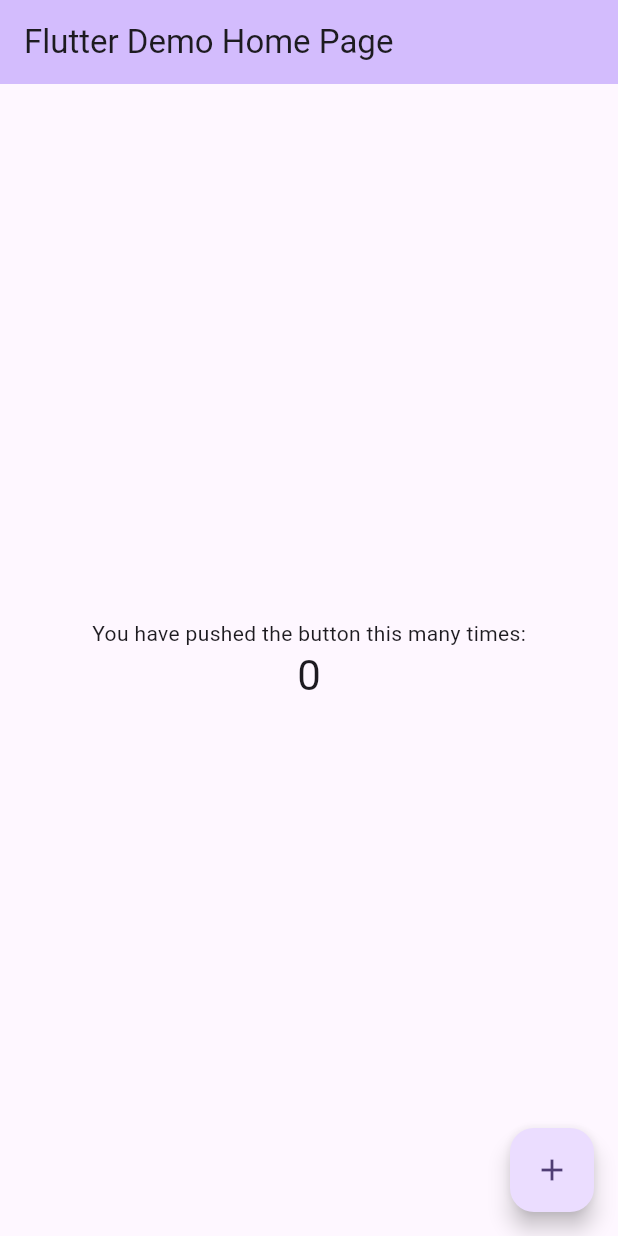
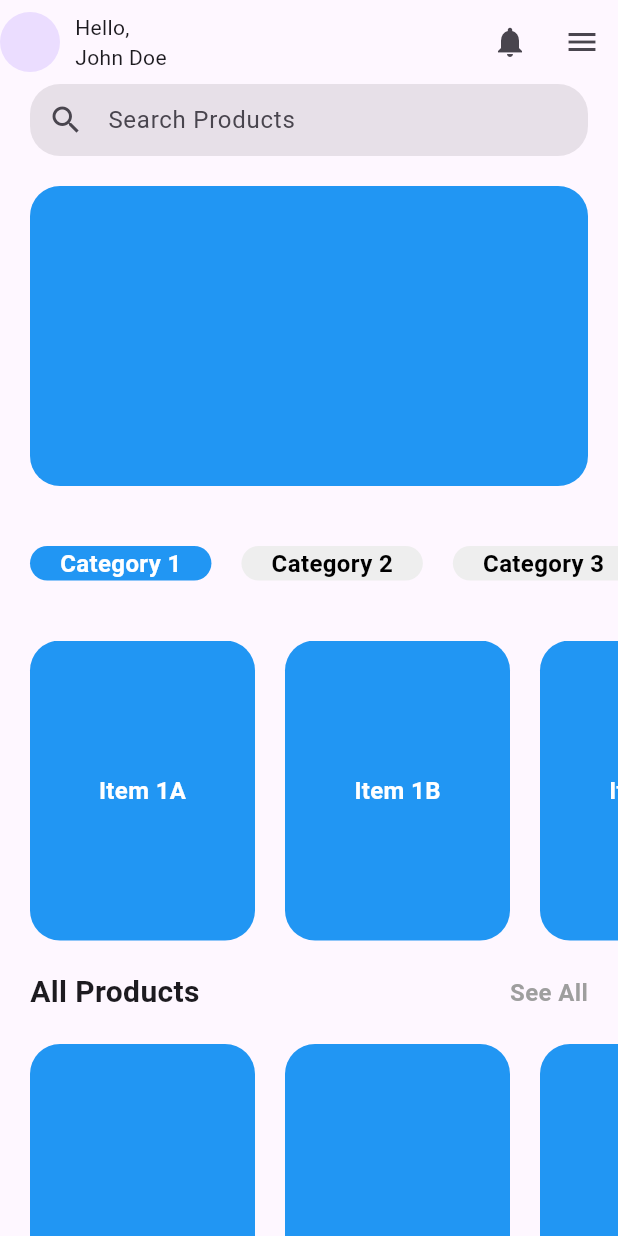
Before and after one commit to Uday-kiran9147/Shopping_, a Flutter app: the screen it shows after launch, on a phone screen of 412 x 824 dp. Run offline on Flutter 3.47's test engine with Material 2 defaults, Android fonts, the light colour scheme and no system bars.

Commit message:
home screen ui

```diff
--- a/lib/main.dart
+++ b/lib/main.dart
@@ -1,4 +1,5 @@
 import 'package:flutter/material.dart';
+import 'package:shopping_ui/screens/home_screen.dart';
 
 void main() {
   runApp(const MyApp());
@@ -7,119 +8,15 @@ void main() {
 class MyApp extends StatelessWidget {
   const MyApp({super.key});
 
-  // This widget is the root of your application.
   @override
   Widget build(BuildContext context) {
-    return MaterialApp(
-      title: 'Flutter Demo',
+    return MaterialApp(debugShowCheckedModeBanner: false,
+      title: 'Shopping App',
       theme: ThemeData(
-        // This is the theme of your application.
-        //
-        // TRY THIS: Try running your application with "flutter run". You'll see
-        // the application has a blue toolbar. Then, without quitting the app,
-        // try changing the seedColor in the colorScheme below to Colors.green
-        // and then invoke "hot reload" (save your changes or press the "hot
-        // reload" button in a Flutter-supported IDE, or press "r" if you used
-        // the command line to start the app).
-        //
-        // Notice that the counter didn't reset back to zero; the application
-        // state is not lost during the reload. To reset the state, use hot
-        // restart instead.
-        //
-        // This works for code too, not just values: Most code changes can be
-        // tested with just a hot reload.
         colorScheme: ColorScheme.fromSeed(seedColor: Colors.deepPurple),
         useMaterial3: true,
       ),
-      home: const MyHomePage(title: 'Flutter Demo Home Page'),
+      home: MyHomePage(),
     );
   }
 }
-
-class MyHomePage extends StatefulWidget {
-  const MyHomePage({super.key, required this.title});
-
-  // This widget is the home page of your application. It is stateful, meaning
-  // that it has a State object (defined below) that contains fields that affect
-  // how it looks.
-
-  // This class is the configuration for the state. It holds the values (in this
-  // case the title) provided by the parent (in this case the App widget) and
-  // used by the build method of the State. Fields in a Widget subclass are
-  // always marked "final".
-
-  final String title;
-
-  @override
-  State<MyHomePage> createState() => _MyHomePageState();
-}
-
-class _MyHomePageState extends State<MyHomePage> {
-  int _counter = 0;
-
-  void _incrementCounter() {
-    setState(() {
-      // This call to setState tells the Flutter framework that something has
-      // changed in this State, which causes it to rerun the build method below
-      // so that the display can reflect the updated values. If we changed
-      // _counter without calling setState(), then the build method would not be
-      // called again, and so nothing would appear to happen.
-      _counter++;
-    });
-  }
-
-  @override
-  Widget build(BuildContext context) {
-    // This method is rerun every time setState is called, for instance as done
-    // by the _incrementCounter method above.
-    //
-    // The Flutter framework has been optimized to make rerunning build methods
-    // fast, so that you can just rebuild anything that needs updating rather
-    // than having to individually change instances of widgets.
-    return Scaffold(
-      appBar: AppBar(
-        // TRY THIS: Try changing the color here to a specific color (to
-        // Colors.amber, perhaps?) and trigger a hot reload to see the AppBar
-        // change color while the other colors stay the same.
-        backgroundColor: Theme.of(context).colorScheme.inversePrimary,
-        // Here we take the value from the MyHomePage object that was created by
-        // the App.build method, and use it to set our appbar title.
-        title: Text(widget.title),
-      ),
-      body: Center(
-        // Center is a layout widget. It takes a single child and positions it
-        // in the middle of the parent.
-        child: Column(
-          // Column is also a layout widget. It takes a list of children and
-          // arranges them vertically. By default, it sizes itself to fit its
-          // children horizontally, and tries to be as tall as its parent.
-          //
-          // Column has various properties to control how it sizes itself and
-          // how it positions its children. Here we use mainAxisAlignment to
-          // center the children vertically; the main axis here is the vertical
-          // axis because Columns are vertical (the cross axis would be
-          // horizontal).
-          //
-          // TRY THIS: Invoke "debug painting" (choose the "Toggle Debug Paint"
-          // action in the IDE, or press "p" in the console), to see the
-          // wireframe for each widget.
-          mainAxisAlignment: MainAxisAlignment.center,
-          children: <Widget>[
-            const Text(
-              'You have pushed the button this many times:',
-            ),
-            Text(
-              '$_counter',
-              style: Theme.of(context).textTheme.headlineMedium,
-            ),
-          ],
-        ),
-      ),
-      floatingActionButton: FloatingActionButton(
-        onPressed: _incrementCounter,
-        tooltip: 'Increment',
-        child: const Icon(Icons.add),
-      ), // This trailing comma makes auto-formatting nicer for build methods.
-    );
-  }
-}
--- /dev/null
+++ b/lib/screens/home_screen.dart
@@ -0,0 +1,168 @@
+// ignore_for_file: public_member_api_docs, sort_constructors_first
+import 'package:flutter/material.dart';
+
+import 'package:shopping_ui/widgets/appbar.dart';
+import 'package:shopping_ui/widgets/category.dart';
+
+class MyHomePage extends StatelessWidget {
+  const MyHomePage({super.key});
+
+  @override
+  Widget build(BuildContext context) {
+    return Scaffold(
+      body: CustomScrollView(
+        slivers: [
+          AppBarWidget(),
+          SliverToBoxAdapter(
+            // create a text field for searching products
+            child: Padding(
+              padding: const EdgeInsets.symmetric(horizontal: 20),
+              child: TextFieldCustom(),
+            ),
+          ),
+          // create a container to show latest deals and offers
+          SliverToBoxAdapter(
+            child: Container(
+              margin: EdgeInsets.symmetric(horizontal: 20, vertical: 20),
+              height: 200,
+              decoration: BoxDecoration(
+                color: Colors.blue,
+                borderRadius: BorderRadius.circular(20),
+              ),
+            ),
+          ),
+          // create a widget to show list of categories
+          // CategoryWidget(categories: ['cars', 'bikes','autos'], onCategorySelected: (string){}, selectedCategory: 'cars',),
+          SliverToBoxAdapter(child: CategoryItems()),
+          SliverToBoxAdapter(
+            child: Category_SeeMore(category: "All Products", ontap: () {}),
+          ),
+        ],
+      ),
+    );
+  }
+}
+
+class Category_SeeMore extends StatelessWidget {
+  const Category_SeeMore({
+    Key? key,
+    required this.category,
+    this.ontap,
+  }) : super(key: key);
+
+  final String category;
+  final Function()? ontap;
+  @override
+  Widget build(BuildContext context) {
+    return Column(
+      children: [
+        SizedBox(height: 20),
+        Padding(
+          padding: const EdgeInsets.symmetric(horizontal: 20),
+          child: Row(
+            children: [
+              Text(
+                category,
+                style: TextStyle(
+                  fontSize: 20,
+                  fontWeight: FontWeight.bold,
+                ),
+              ),
+              Spacer(),
+              Text(
+                'See All',
+                style: TextStyle(
+                  fontSize: 16,
+                  fontWeight: FontWeight.bold,
+                  color: Colors.grey,
+                ),
+              ),
+            ],
+          ),
+        ),
+        SizedBox(height: 20),
+        Container(
+          height: 200,
+          child: ListView.builder(
+            scrollDirection: Axis.horizontal,
+            itemCount: 10,
+            itemBuilder: (context, index) {
+              return Container(
+                margin: EdgeInsets.only(left: 20),
+                width: 150,
+                decoration: BoxDecoration(
+                  color: Colors.blue,
+                  borderRadius: BorderRadius.circular(20),
+                ),
+              );
+            },
+          ),
+        ),
+        SizedBox(height: 20),
+        Padding(
+          padding: const EdgeInsets.symmetric(horizontal: 20),
+          child: Row(
+            children: [
+              Text(
+                'Best Selling',
+                style: TextStyle(
+                  fontSize: 20,
+                  fontWeight: FontWeight.bold,
+                ),
+              ),
+              Spacer(),
+              Text(
+                'See All',
+                style: TextStyle(
+                  fontSize: 16,
+                  fontWeight: FontWeight.bold,
+                  color: Colors.grey,
+                ),
+              ),
+            ],
+          ),
+        ),
+        SizedBox(height: 20),
+        Container(
+          height: 200,
+          child: ListView.builder(
+            scrollDirection: Axis.horizontal,
+            itemCount: 10,
+            itemBuilder: (context, index) {
+              return Container(
+                margin: EdgeInsets.only(left: 20),
+                width: 150,
+                decoration: BoxDecoration(
+                  color: Colors.blue,
+                  borderRadius: BorderRadius.circular(20),
+                ),
+              );
+            },
+          ),
+        ),
+      ],
+    );
+  }
+}
+
+class TextFieldCustom extends StatelessWidget {
+  const TextFieldCustom({
+    super.key,
+  });
+
+  @override
+  Widget build(BuildContext context) {
+    return TextField(
+      decoration: InputDecoration(
+        hintText: 'Search Products',
+        prefixIcon: Icon(Icons.search),
+        border: OutlineInputBorder(
+          borderRadius: BorderRadius.circular(20),
+          borderSide: BorderSide.none,
+        ),
+        filled: true,
+        contentPadding: EdgeInsets.zero,
+      ),
+    );
+  }
+}
--- /dev/null
+++ b/lib/screens/product_detail_screen.dart
@@ -0,0 +1,12 @@
+import 'package:flutter/material.dart';
+
+class ProductDetailScreen extends StatelessWidget {
+  const ProductDetailScreen({super.key});
+
+  @override
+  Widget build(BuildContext context) {
+    return Scaffold(
+      body: Column(children: []),
+    );
+  }
+}
--- /dev/null
+++ b/lib/widgets/appbar.dart
@@ -0,0 +1,23 @@
+
+import 'package:flutter/material.dart';
+
+class AppBarWidget extends StatelessWidget {
+  const AppBarWidget({
+    super.key,
+  });
+
+  @override
+  Widget build(BuildContext context) {
+    return SliverAppBar(
+      // expandedHeight: 300,
+      actions: [
+        CircleAvatar(),
+        SizedBox(width: 10),
+        Text('Hello,\nJohn Doe'),
+        Spacer(),
+        IconButton(onPressed: () {}, icon: Icon(Icons.notifications)),
+        IconButton(onPressed: () {}, icon: Icon(Icons.menu)),
+      ],
+    );
+  }
+}
--- /dev/null
+++ b/lib/widgets/category.dart
@@ -0,0 +1,93 @@
+import 'package:flutter/material.dart';
+
+class CategoryItems extends StatefulWidget {
+  CategoryItems({super.key});
+
+  @override
+  State<CategoryItems> createState() => _CategoryItemsState();
+}
+
+class _CategoryItemsState extends State<CategoryItems> {
+  String selectedCategory = 'Category 1';
+  // Default selected category
+  Map<String, List<String>> items = {
+    'Category 1': ['Item 1A', 'Item 1B', 'Item 1C'],
+    'Category 2': ['Item 2A', 'Item 2B'],
+    'Category 3': ['Item 3A', 'Item 3B', 'Item 3C'],
+  };
+
+  @override
+  Widget build(BuildContext context) {
+    return Column(
+      children: [
+        Row(
+          children: items.keys.map((category) {
+            return GestureDetector(
+              onTap: () => {
+                setState(() {
+                  selectedCategory = category;
+                })
+              },
+              child: Container(
+                margin: EdgeInsets.only(
+                  left: 20,
+                  top: 20,
+                  bottom: 20,
+                  right: category == items.length - 1 ? 20 : 0,
+                ),
+                padding: EdgeInsets.symmetric(horizontal: 20),
+                decoration: BoxDecoration(
+                  color: selectedCategory == category
+                      ? Colors.blue
+                      : Colors.grey[200],
+                  borderRadius: BorderRadius.circular(20),
+                ),
+                child: Center(
+                  child: Text(
+                    category,
+                    style: TextStyle(
+                      color: selectedCategory == category
+                          ? Colors.white
+                          : Colors.black,
+                      fontSize: 16,
+                      fontWeight: FontWeight.bold,
+                    ),
+                  ),
+                ),
+              ),
+            );
+          }).toList(),
+        ),
+        SizedBox(height: 20),
+        Container(
+          height: 200,
+          child: ListView.builder(
+            scrollDirection: Axis.horizontal,
+            itemCount: items[selectedCategory]!.length,
+            itemBuilder: (context, index) {
+              final item = items[selectedCategory]![index];
+              return Container(
+                margin: EdgeInsets.only(left: 20),
+                width: 150,
+                decoration: BoxDecoration(
+                  color: Colors.blue,
+                  borderRadius: BorderRadius.circular(20),
+                ),
+                child: Center(
+                  child: Text(
+                    item,
+                    style: TextStyle(
+                      color: Colors.white,
+                      fontSize: 16,
+                      fontWeight: FontWeight.bold,
+                    ),
+                  ),
+                ),
+              );
+            },
+          ),
+        ),
+      ],
+    );
+  }
+}
--- a/pubspec.yaml
+++ b/pubspec.yaml
@@ -35,6 +35,8 @@ dependencies:
   # The following adds the Cupertino Icons font to your application.
   # Use with the CupertinoIcons class for iOS style icons.
   cupertino_icons: ^1.0.2
+  provider: ^6.0.5
+  http: ^1.1.0
 
 dev_dependencies:
   flutter_test:
@@ -45,7 +47,7 @@ dev_dependencies:
   # activated in the `analysis_options.yaml` file located at the root of your
   # package. See that file for information about deactivating specific lint
   # rules and activating additional ones.
-  flutter_lints: ^2.0.0
+  # flutter_lints: ^2.0.0
 
 # For information on the generic Dart part of this file, see the
 # following page: https://dart.dev/tools/pub/pubspec
```
Also changed, not shown: pubspec.lock.
